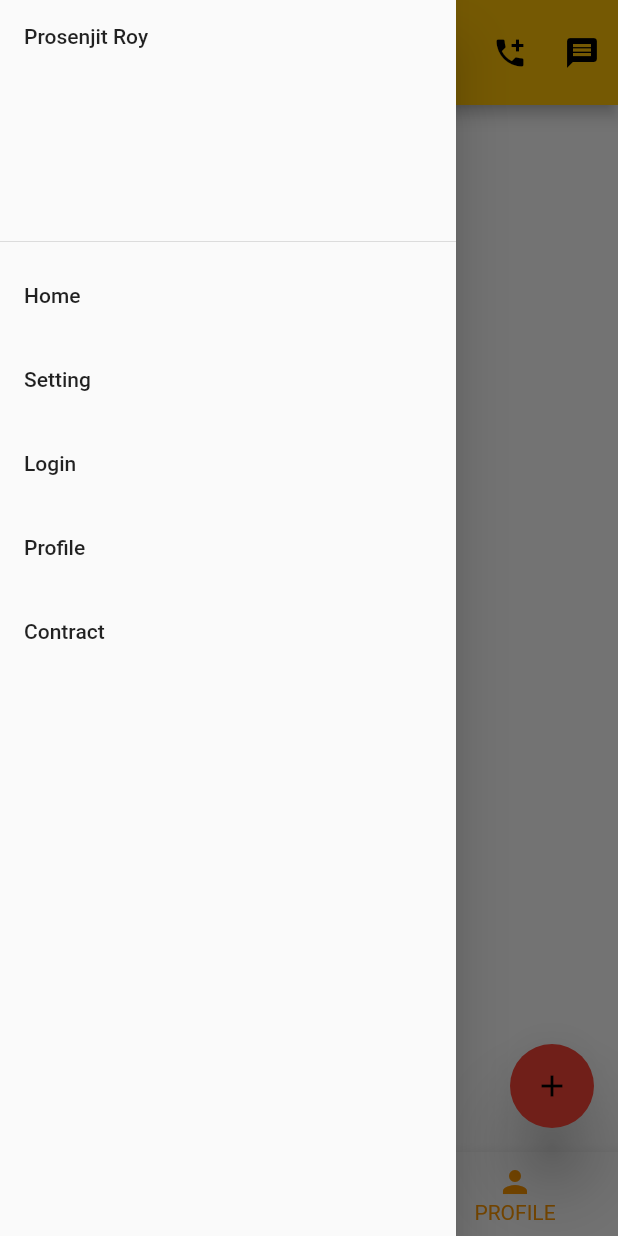
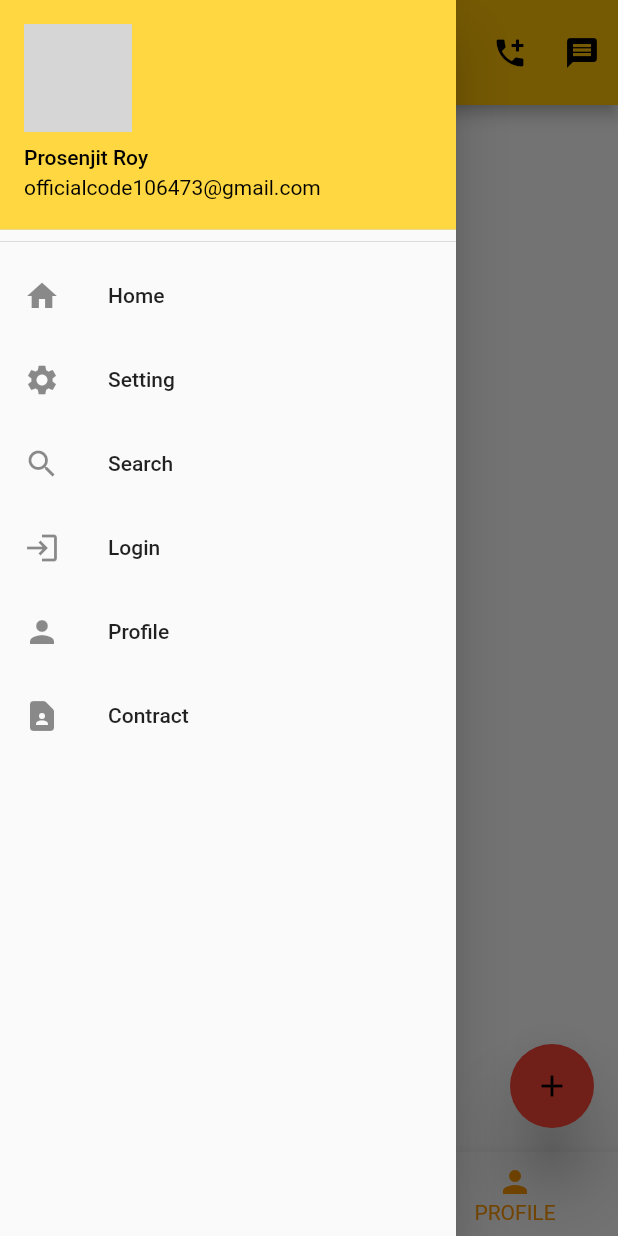
Before and after one commit to tutonroy1807/Flutter_Basic_App, a Flutter app: the screen it shows after launch, with the side drawer open, on a phone screen of 412 x 824 dp. Run offline on Flutter 3.47's test engine with Material 2 defaults, Android fonts, the phone set to English and light mode, and no system bars; network calls fail; grey boxes are pictures that could not be loaded.

Commit message:
Drawer: add new something to drawer add a icon and works action button to drawer to create a beautiful drawer

```diff
--- a/lib/main.dart
+++ b/lib/main.dart
@@ -1,5 +1,3 @@
-
-
 import 'package:flutter/cupertino.dart';
 import 'package:flutter/material.dart';
 
@@ -24,7 +22,7 @@ class MyApp extends StatelessWidget {
 class HomePage extends StatelessWidget {
   const HomePage({super.key});
 
-  MySnackBar(message, context){
+  MySnackBar(message, context) {
     return ScaffoldMessenger.of(context).showSnackBar(
       SnackBar(content: Text(message)),
     );
@@ -41,18 +39,28 @@ class HomePage extends StatelessWidget {
         backgroundColor: Colors.amber,
         // works with action button and add a different type of action in appbar
         actions: [
-          IconButton(onPressed: (){
-            MySnackBar("Please click me and change your setting to your app", context);
-          }, icon: Icon(Icons.settings)),
-          IconButton(onPressed: (){
-            MySnackBar("Your Important notification is here", context);
-          }, icon: Icon(Icons.add_alert_outlined)),
-          IconButton(onPressed: (){
-            MySnackBar("Add your call", context);
-          }, icon: Icon(Icons.add_call)),
-          IconButton(onPressed: (){
-            MySnackBar("Your message is coming", context);
-          }, icon: Icon((Icons.message))),
+          IconButton(
+              onPressed: () {
+                MySnackBar(
+                    "Please click me and change your setting to your app",
+                    context);
+              },
+              icon: Icon(Icons.settings)),
+          IconButton(
+              onPressed: () {
+                MySnackBar("Your Important notification is here", context);
+              },
+              icon: Icon(Icons.add_alert_outlined)),
+          IconButton(
+              onPressed: () {
+                MySnackBar("Add your call", context);
+              },
+              icon: Icon(Icons.add_call)),
+          IconButton(
+              onPressed: () {
+                MySnackBar("Your message is coming", context);
+              },
+              icon: Icon((Icons.message))),
         ],
       ),
       //body: Text("MY APP"),
@@ -60,42 +68,90 @@ class HomePage extends StatelessWidget {
         elevation: 20,
         backgroundColor: Colors.red,
         child: Icon(Icons.add),
-        onPressed:(){
+        onPressed: () {
           MySnackBar("please add something", context);
         },
       ),
       bottomNavigationBar: BottomNavigationBar(
-        currentIndex : 2,
+        currentIndex: 2,
         items: [
           BottomNavigationBarItem(icon: Icon(Icons.home), label: "HOME"),
-          BottomNavigationBarItem(icon: Icon(Icons.messenger_outline), label: "MESSAGE"),
+          BottomNavigationBarItem(
+              icon: Icon(Icons.messenger_outline), label: "MESSAGE"),
           BottomNavigationBarItem(icon: Icon(Icons.person), label: "PROFILE"),
         ],
-
-        onTap: (int index){
-          if(index==0){
+        onTap: (int index) {
+          if (index == 0) {
             MySnackBar("Its a HomeButton", context);
           }
-          if(index == 1){
+          if (index == 1) {
             MySnackBar("All message comes here", context);
           }
-          if(index == 2)
-          {
+          if (index == 2) {
             MySnackBar("Its Your Profile", context);
           }
         },
-
-
       ),
       drawer: Drawer(
         child: ListView(
           children: [
-            DrawerHeader(child: Text("Prosenjit Roy")),
-            ListTile(title: Text("Home"),),
-            ListTile(title: Text("Setting"),),
-            ListTile(title: Text("Login"),),
-            ListTile(title: Text("Profile"),),
-            ListTile(title: Text("Contract"),),
+            DrawerHeader(
+              padding: EdgeInsets.all(0),
+              child: UserAccountsDrawerHeader(
+                decoration: BoxDecoration(color: Colors.amberAccent),
+                accountName: Text(
+                  "Prosenjit Roy",
+                  style: TextStyle(color: Colors.black),
+                ),
+                accountEmail: Text(
+                  "officialcode106473@gmail.com",
+                  style: TextStyle(color: Colors.black),
+                ),
+                currentAccountPicture: Image.network("https://png.pngtree.com/png-vector/20190307/ourmid/pngtree-vector-edit-profile-icon-png-image_762931.jpg"),
+              ),
+            ),
+            ListTile(
+                leading: Icon(Icons.home),
+                title: Text("Home"),
+                onTap: () {
+                  MySnackBar("Its a homebutton", context);
+                }),
+            ListTile(
+              leading: Icon(Icons.settings),
+              title: Text("Setting"),
+              onTap: () {
+                MySnackBar("Setting button", context);
+              },
+            ),
+            ListTile(
+              leading: Icon(Icons.search),
+              title: Text("Search"),
+              onTap: () {
+                MySnackBar("Search anything and find them", context);
+              },
+            ),
+            ListTile(
+              leading: Icon(Icons.login),
+              title: Text("Login"),
+              onTap: () {
+                MySnackBar(
+                    "Click a login a button and enter your account", context);
+              },
+            ),
+            ListTile(
+              leading: Icon(Icons.person),
+              title: Text("Profile"),
+              onTap: () {
+                MySnackBar("Its Your Profile", context);
+              },
+            ),
+            ListTile(
+              leading: Icon(Icons.contact_page_rounded),
+              title: Text("Contract"),
+              onTap: () {
+                MySnackBar("Contract List", context);
+              },
+            ),
           ],
         ),
       ),
```
